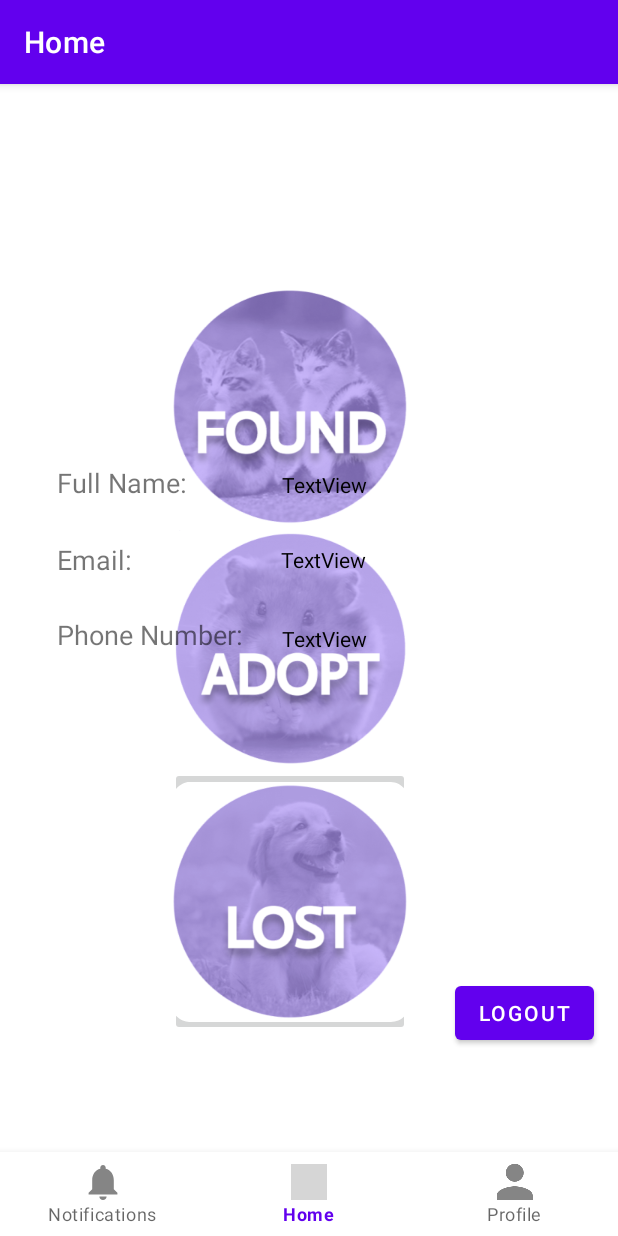
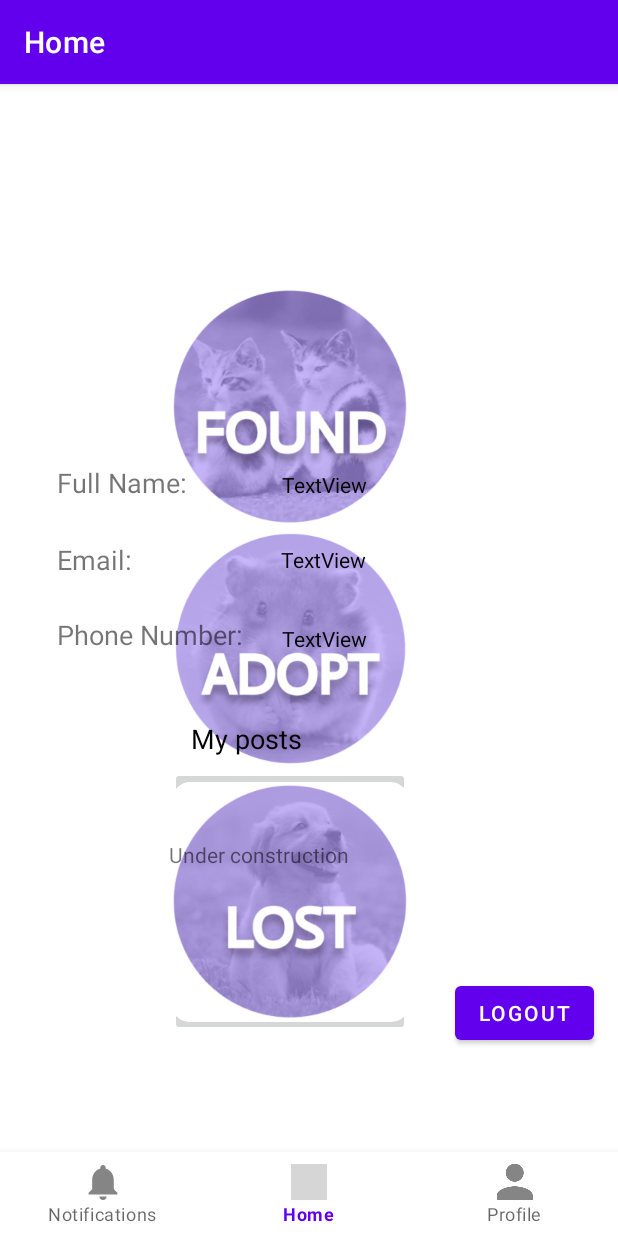
Before and after one commit to flavea25/MSA, an Android app: the fragment LoggedProfileFragment placed in its activity, on a phone screen of 412 x 824 dp. Run offline under Robolectric (Android 15) with nearby library versions, the phone set to English and light mode, and no system bars; our stand-ins replace Firebase (no records; nobody signed in at launch, a user with empty details on screens opened directly), navigation-ui; grey boxes are pictures that could not be loaded.

Commit message:
Log message corrected
Signed-off-by: Lazin Alexandra <lazinalexandra98@gmail.com>

```diff
--- a/app/src/main/java/com/example/lostfoundpets/ui/profile/LoggedProfileFragment.java
+++ b/app/src/main/java/com/example/lostfoundpets/ui/profile/LoggedProfileFragment.java
@@ -73,7 +73,7 @@ public class LoggedProfileFragment extends Fragment {
                         email.setText(documentSnapshot.getString("email"));
 
                     }else {
-                        Log.d("tag", "onEvent: Document do not exists");
+                        Log.d("tag", "onEvent: Document does not exist");
                     }
                 }
             });
--- a/app/src/main/res/layout/fragment_profile_logged.xml
+++ b/app/src/main/res/layout/fragment_profile_logged.xml
@@ -95,4 +95,30 @@
         app:layout_constraintStart_toStartOf="parent"
         app:layout_constraintTop_toTopOf="parent"
         app:layout_constraintVertical_bias="0.439" />
+
+    <TextView
+        android:id="@+id/textView4"
+        android:layout_width="128dp"
+        android:layout_height="31dp"
+        android:text="My posts"
+        android:textColor="#000000"
+        android:textSize="18sp"
+        app:layout_constraintBottom_toBottomOf="parent"
+        app:layout_constraintEnd_toEndOf="parent"
+        app:layout_constraintHorizontal_bias="0.448"
+        app:layout_constraintStart_toStartOf="parent"
+        app:layout_constraintTop_toTopOf="parent"
+        app:layout_constraintVertical_bias="0.541" />
+
+    <TextView
+        android:id="@+id/textView5"
+        android:layout_width="wrap_content"
+        android:layout_height="wrap_content"
+        android:text="Under construction"
+        app:layout_constraintBottom_toBottomOf="parent"
+        app:layout_constraintEnd_toEndOf="parent"
+        app:layout_constraintHorizontal_bias="0.386"
+        app:layout_constraintStart_toStartOf="parent"
+        app:layout_constraintTop_toTopOf="parent"
+        app:layout_constraintVertical_bias="0.647" />
 </androidx.constraintlayout.widget.ConstraintLayout>
```
